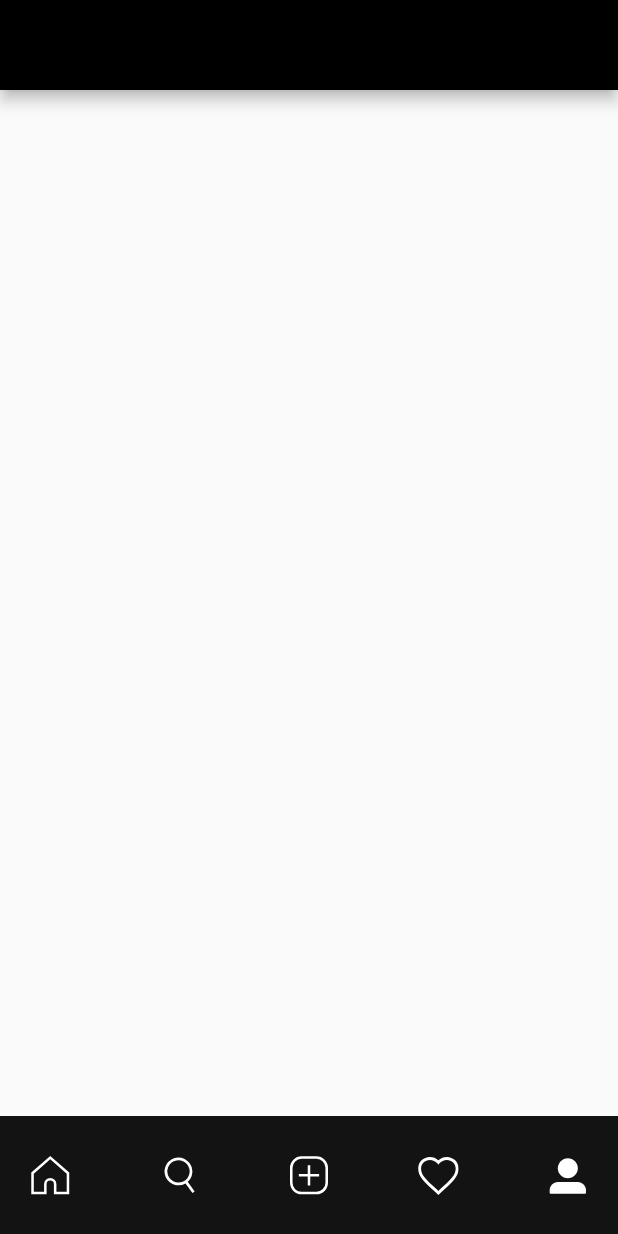
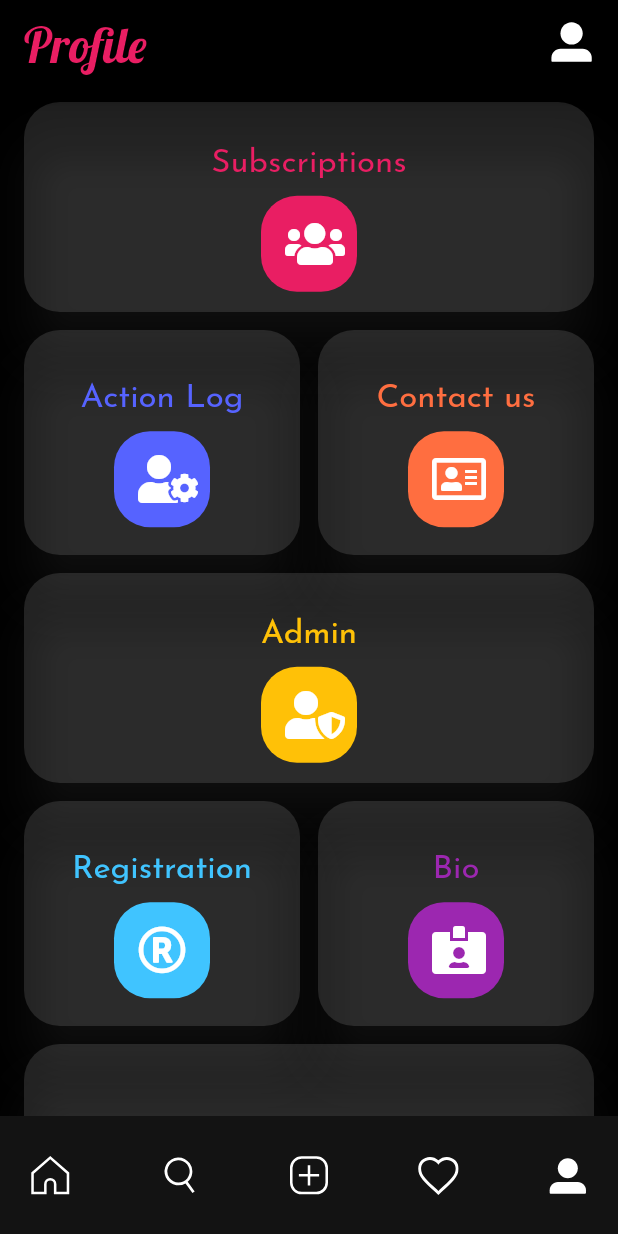
Before and after one commit to briannaBrie/insta_like, a Flutter app: the screen it shows after launch, item 5 of the bottom bar chosen, on a phone screen of 412 x 824 dp. Run offline on Flutter 3.47's test engine with Material 2 defaults, Android fonts, the phone set to English and light mode, and no system bars; our stand-ins replace flutter_svg, font_awesome_flutter, google_fonts, google_sign_in, transparent_image; network calls fail.

Commit message:
Added the UI for the Profile page and favorites page

```diff
--- a/lib/main.dart
+++ b/lib/main.dart
@@ -17,8 +17,10 @@ class MyApp extends StatelessWidget {
       debugShowCheckedModeBanner: false,
       title: 'InstaLike',
       theme: ThemeData(
-        textTheme: GoogleFonts.josefinSansTextTheme(Theme.of(context).textTheme),
-        primarySwatch:Colors.blue,
+        textTheme: GoogleFonts.josefinSansTextTheme(Theme
+            .of(context)
+            .textTheme),
+        primarySwatch: Colors.blue,
         visualDensity: VisualDensity.adaptivePlatformDensity,
 
       ),
--- a/lib/pallete.dart
+++ b/lib/pallete.dart
@@ -8,3 +8,18 @@ const Color kWhite = Colors.white;
 const Color kBlue = Color(0xff5663ff);
 const Color kDark = Color(0xff292728);
 const footerColor = Color(0xFF131313);
+
+const Color backgroundColor = Color(0xFF191D1F);
+
+/// Slightly lighter version of [backgroundColor].
+const Color backgroundFadedColor = Color(0xFF191B1C);
+
+/// Color used for cards and surfaces.
+const Color cardColor = Color(0xFF1F2426);
+
+/// Accent color used in the application.
+const Color accentColor = Colors.pink;
+const Color kOrange = Colors.deepOrangeAccent;
+const Color kPurple = Colors.purple;
+const Color kAmber = Colors.amber;
+const Color kLightBlue = Colors.lightBlueAccent;
--- a/lib/screens/InstaRoot.dart
+++ b/lib/screens/InstaRoot.dart
@@ -1,10 +1,13 @@
 import 'package:flutter/cupertino.dart';
 import 'package:flutter/material.dart';
+import 'package:flutter/rendering.dart';
 import 'package:insta_like/pallete.dart';
 import 'package:flutter_svg/svg.dart';
 import 'package:google_fonts/google_fonts.dart';
 import 'package:font_awesome_flutter/font_awesome_flutter.dart';
-import 'package:material_floating_search_bar/material_floating_search_bar.dart';
+import 'package:flutter_staggered_grid_view/flutter_staggered_grid_view.dart';
+import 'package:transparent_image/transparent_image.dart';
+
 
 class InstaRoot extends StatefulWidget {
   @override
@@ -13,33 +16,188 @@ class InstaRoot extends StatefulWidget {
 
 class _InstaRootState extends State<InstaRoot> {
   int pageIndex = 0;
+  List<String> imageList = [
+    "https://wallpapercave.com/wp/wp5403673.jpg",
+    "https://i.pinimg.com/originals/a0/15/47/a01547ebd95cceedf7ec83915a868cac.jpg",
+    "https://wallpaperaccess.com/full/1366192.jpg",
+    "https://wallpaperaccess.com/full/2099733.png",
+    "https://i.pinimg.com/originals/2e/48/0b/2e480b3b763edbe54d696f22b115bc71.jpg",
+    "https://wallpaper.dog/large/179686.jpg",
+    "https://wallpaperaccess.com/full/4692034.jpg",
+    "https://i.pinimg.com/originals/75/5d/d6/755dd6ac085cf71d9f8e83bfbea38d62.jpg",
+  ];
 
+  Material myTiles(IconData kIcon, String kText,Color kColor){
+    return Material(
+      //create a single tile general properties
+      color: Colors.white12,
+      elevation: 14.0,
+      shadowColor:Colors.white10,
+      borderRadius: BorderRadius.circular(24),
+      //the properties inside the tile
+      child: Center(
+        child: Padding(
+          padding: const EdgeInsets.all(8),
+          child: Row(
+            mainAxisAlignment: MainAxisAlignment.center,
+            children: <Widget>[
+              Column(
+                mainAxisAlignment: MainAxisAlignment.center,
+                  children: <Widget>[
+                    //text
+                    Padding(
+                      padding: const EdgeInsets.all(8.0),
+                      child: Center(
+                        child: Text(kText,
+                          style: TextStyle(
+                              fontSize: 22,
+                              color: kColor,
+                              height: 1.5,
+                          ),
+                        ),
+                      ),
+                    ),
+                    //icon
+                    Material(
+                      color: kColor,
+                      borderRadius: BorderRadius.circular(24),
+                      child: Padding(
+                        padding: EdgeInsets.all(16),
+                        child: Icon(
+                          kIcon,
+                          color:kWhite,
+                          size: 32,
+                        ),
+                      ),
+                    ),
+                  ],
+              ),
+            ],
+          ),
+        ),
+    ),
+    );
+  }
 
   @override
   Widget build(BuildContext context) {
     return Scaffold(
       appBar:PreferredSize(
-
         preferredSize:const Size.fromHeight(60),
         child: getBar(),
       ),
-
+      body:PreferredSize(
+        preferredSize:const Size.fromHeight(60),
+        child: getBody(),
+      ),
       //backgroundColor: Colors.black,
       bottomNavigationBar:getFooter(),
     );
+  }
+
+  Widget getBody(){
+    Size size = MediaQuery.of(context).size;
+    bool folded = true;
+    if(pageIndex ==0){
+      return Scaffold(
+        body: Column(
+          mainAxisAlignment: MainAxisAlignment.start,
+          children: <Widget>[
+            // Expanded(flex: 1, child: new InstaStories()),
+            Flexible(child: InstaList()),
+          ],
+        ),
+
+      );
+    }
+    else if(pageIndex ==3){
+      //uploads
+      return Scaffold(
+        backgroundColor: Colors.black,
+        body: Container(
+          margin: EdgeInsets.all(12),
+          child: new StaggeredGridView.countBuilder(
+            itemCount: imageList.length,
+              crossAxisCount: 2,
+              crossAxisSpacing: 12,
+              mainAxisSpacing: 12,
+              itemBuilder: (context, index){
+                return Container(
+                  decoration: BoxDecoration(
+                    color: Colors.transparent,
+                    borderRadius: BorderRadius.all(Radius.circular(12)),
+                  ),
+                  child: ClipRRect(
+                    borderRadius: BorderRadius.all(Radius.circular(12)),
+                    child:FadeInImage.memoryNetwork(
+                      placeholder: kTransparentImage,
+                      image: imageList[index],
+                      fit: BoxFit.cover,
+                    ),
+                  ),
+                );
+              },
+              staggeredTileBuilder: (index){
+                return new StaggeredTile.count(1,index.isEven ?1.2:1.8,);
+              },
+          ),
+
+        ),
+      );
+    }
+    if(pageIndex ==4){
+      //profile
+      return Scaffold(
+        backgroundColor: Colors.black,
+        body:StaggeredGridView.count(
+          crossAxisCount: 2,//no of columns you would want
+          crossAxisSpacing: 12,//spacing btwn the tiles vertical
+          mainAxisSpacing: 12,//spacing btwn the tiles horziontal
+          padding:EdgeInsets.symmetric(horizontal: 16, vertical: 8),
+          children: <Widget>[
+            //list of all the tiles you will have
+            myTiles(FontAwesomeIcons.users,"Subscriptions",accentColor),
+            myTiles(FontAwesomeIcons.userCog,"Action Log",kBlue),
+            myTiles(FontAwesomeIcons.addressCard,"Contact us",kOrange),
+            myTiles(FontAwesomeIcons.userShield,"Admin",kAmber),
+            myTiles(FontAwesomeIcons.registered,"Registration",kLightBlue),
+            myTiles(FontAwesomeIcons.idCardAlt,"Bio",kPurple),
+            myTiles(FontAwesomeIcons.heart,"Favorites",accentColor),//graphs
+          ],
+          staggeredTiles: [
+            StaggeredTile.extent( 2, 140,),//count of columns the tile occupies on each row(1st parameter), height(2nd))
+            StaggeredTile.extent( 1, 150,),
+            StaggeredTile.extent( 1, 150,),
+            StaggeredTile.extent( 2, 140,),
+            StaggeredTile.extent( 1, 150,),
+            StaggeredTile.extent( 1, 150,),
+            StaggeredTile.extent( 2, 240,),
+          ],
+        ),
+      );
+    }
+    else{
+      return Scaffold(
+        backgroundColor: Colors.white30,
+      );
+    }
+      //homepage
+
+
 
   }
- /* Widget getAppBar() {
-      if(pageIndex == 0){
-        return AppBar(
-          title:Row(
-            children: <Widget>[
-              SvgPicture.asset("assets/images/camera_icon.svg",width: 30, )
-            ],
-          ) ,
+Widget uploadList(String pic){
+    return Container(
+      /* decoration: BoxDecoration(
+       image: DecorationImage(
+          fit:BoxFit.fill,
+          image: NetworkImage(pic),
+        ),
+      ),*/
+      child: Image.asset(pic),
     );
 }
-  }*/
+
 Widget getBar(){
   Size size = MediaQuery.of(context).size;
   bool folded = true;
@@ -59,7 +217,6 @@ Widget getBar(){
       ],
     ),);
   }
-
   else if(pageIndex == 1){
     //search page
     return AppBar(
@@ -67,38 +224,11 @@ Widget getBar(){
       title: Row(
         mainAxisAlignment: MainAxisAlignment.spaceBetween,
         children: <Widget>[
-            Container(
-              decoration: BoxDecoration(
-                color: Colors.grey[500]!.withOpacity(0.5),
-                borderRadius: BorderRadius.only(
-                  topLeft: Radius.circular(50),
-                  bottomLeft: Radius.circular(50),
+          Text(
+            'Search',
+            style:GoogleFonts.lobster(textStyle:headerText),
           ),
-                boxShadow: kElevationToShadow[6],
-              ),
-              child: Padding(
-                padding: const EdgeInsets.only(left: 20, bottom: 5),
-                child: TextField(
-                  cursorColor:Colors.white12,
-                  style: kBodyText,
-                  decoration: InputDecoration(
-                    border: InputBorder.none,
-                  ),
-                ),
-              ),
-            ),
-            Container(
-              height: size.height*0.08,
-              width: size.width*0.8,
-              decoration: BoxDecoration(
-                color:Colors.grey[500]!.withOpacity(0.5),
-              ),
-              child: IconButton(
-                icon:Icon(Icons.search),
-                color: kWhite,
-                onPressed: () {  },
-              ),
-            ),
+          SvgPicture.asset("assets/images/search_icon.svg", width: 30,),
         ],
       ),
     );
@@ -138,7 +268,16 @@ Widget getBar(){
     //Subscription
     return AppBar(
       backgroundColor: Colors.black,
-
+      title: Row(
+        mainAxisAlignment: MainAxisAlignment.spaceBetween,
+        children: <Widget>[
+          Text(
+            'Profile',
+            style:GoogleFonts.lobster(textStyle:headerText),
+          ),
+          SvgPicture.asset("assets/images/account_active_icon.svg", width: 30,),
+        ],
+      ),
     );
   }
 }
@@ -183,7 +322,6 @@ Widget getBar(){
       ),
     );
   }
-
   selectedTab(index) {
     setState(() {
       pageIndex = index;
--- a/pubspec.yaml
+++ b/pubspec.yaml
@@ -54,6 +54,7 @@ dev_dependencies:
   material_floating_search_bar: ^0.3.4
   flutter_staggered_grid_view: ^0.4.0
   very_good_analysis: ^2.1.2
+  transparent_image: ^2.0.0
 
 
 
```
Also changed, not shown: lib/widgets/instagram-list.dart (added), pubspec.lock. Lines whose indentation alone changed are shown as unchanged.
